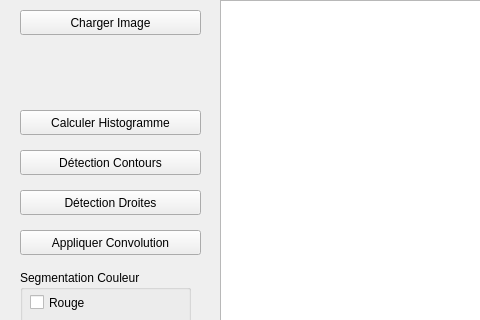
Old version of the form Descripteurs/tessst/mainwindow.ui in the repository TomAuclin/PROJETC_LMLTM; both pictures show x 0 to 480 and y 0 to 320 of the 1299 by 700 pixel window.
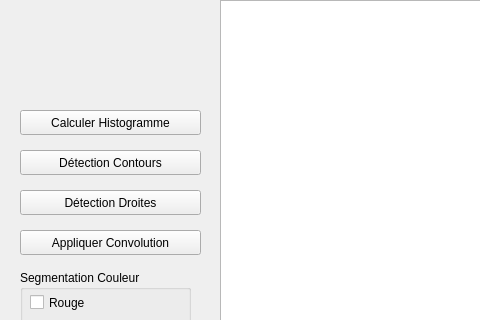
New version of the form.

Commit message: cacher le bouton recherche par prix tant qu'on na pas charger la biblio

What changed in the file:
```diff
--- a/Descripteurs/tessst/mainwindow.ui
+++ b/Descripteurs/tessst/mainwindow.ui
@@ -14,19 +14,6 @@
    <string>Application de Traitement d'Images</string>
   </property>
   <widget class="QWidget" name="centralwidget">
-   <widget class="QPushButton" name="ChargerImage">
-    <property name="geometry">
-     <rect>
-      <x>20</x>
-      <y>10</y>
-      <width>181</width>
-      <height>25</height>
-     </rect>
-    </property>
-    <property name="text">
-     <string>Charger Image</string>
-    </property>
-   </widget>
    <widget class="QGraphicsView" name="AfficherImage">
     <property name="geometry">
      <rect>
```
The commit also changes 70 other files.
